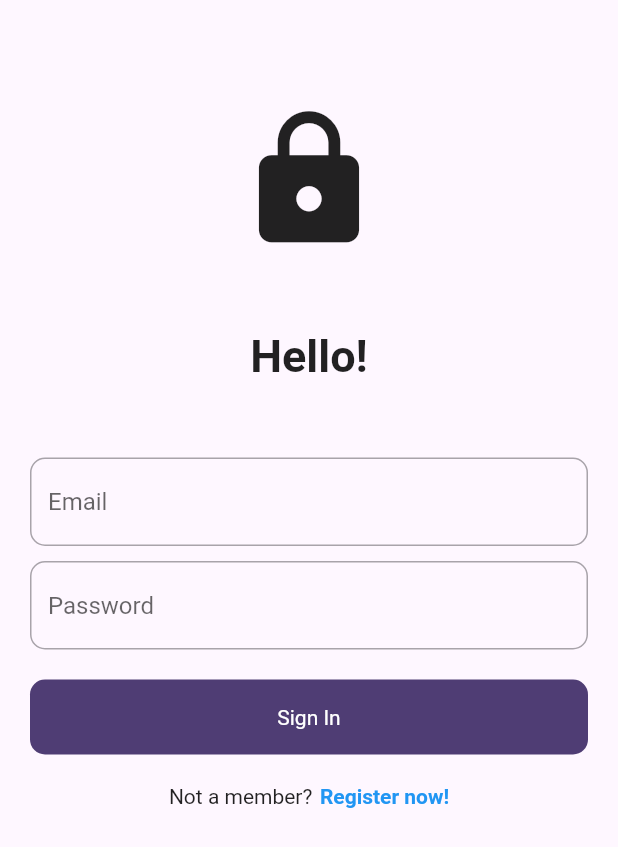
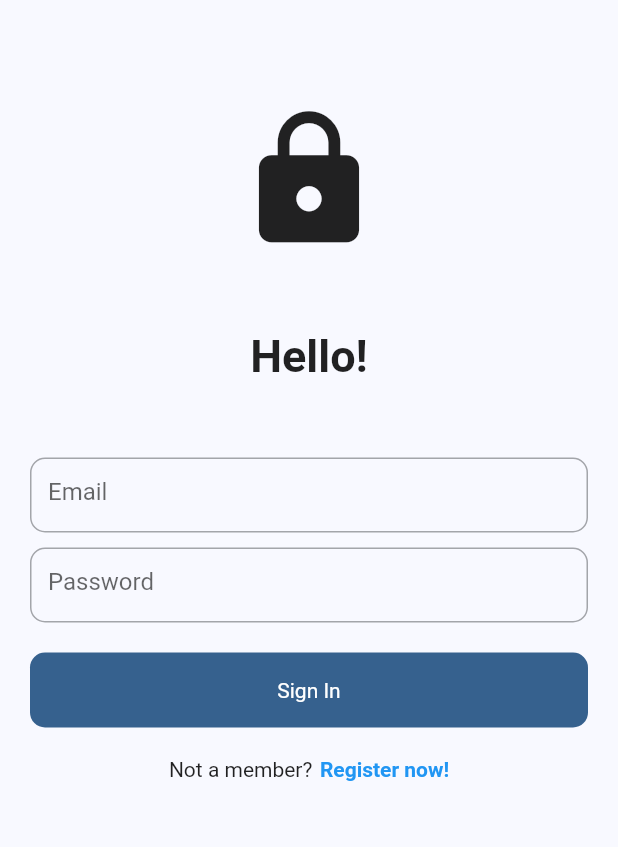
Before and after one commit to s-saens/flutter_sns_practice, a Flutter app: the screen it shows after launch, on a phone screen of 412 x 824 dp. Shown: the top 847 px of the screen. Run offline on Flutter 3.47's test engine with Material 2 defaults, Android fonts, the phone set to English and light mode, and no system bars; our stand-ins replace firebase_auth, firebase_core, flutter_riverpod, go_router; accounts and stored records are empty.

Commit message:
ui polishing

```diff
--- a/lib/components/button.dart
+++ b/lib/components/button.dart
@@ -14,7 +14,7 @@ class MyButton extends StatelessWidget {
 
   @override
   Widget build(BuildContext context) {
-    ColorScheme colorScheme = Theme.of(context).colorScheme;
+    ColorScheme colorScheme = Theme.of(context).buttonTheme.colorScheme!;
     return SizedBox(
       height: 50,
       child: GestureDetector(
@@ -22,7 +22,7 @@ class MyButton extends StatelessWidget {
         child: Container(
           decoration: BoxDecoration(
             borderRadius: BorderRadius.circular(10),
-            color: isInteractable ? colorScheme.onPrimaryContainer : colorScheme.primaryContainer,
+            color: isInteractable ? colorScheme.primary : colorScheme.primary.withOpacity(0.6),
           ),
           child: Center(child: Text(text, style: TextStyle(color: colorScheme.onPrimary))),
         ),
--- a/lib/components/text_field.dart
+++ b/lib/components/text_field.dart
@@ -59,14 +59,13 @@ class _ValidatableTextFieldState extends State<ValidatableTextField> {
     setNotValidTexts();
     listenDependents();
 
-    return Stack(
+    return Row(
+      mainAxisAlignment: MainAxisAlignment.spaceBetween,
       children: [
-        Padding(
-          padding: _validatable
-              ? const EdgeInsets.only(
-                  right: 35,
-                )
-              : const EdgeInsets.all(0),
+        Flexible(
+          flex: 6,
+          child: SizedBox(
+            height: 50,
             child: TextField(
               controller: widget.controller,
               obscureText: widget.obscureText,
@@ -80,10 +79,10 @@ class _ValidatableTextFieldState extends State<ValidatableTextField> {
               onChanged: (value) => setState(() {}),
             ),
           ),
+        ),
         _validatable
-            ? Positioned(
-                right: 0,
-                height: 60,
+            ? Flexible(
+                flex: 1,
                 child: _isValid
                     ? const Icon(
                         Icons.check_circle_rounded,
@@ -101,7 +100,10 @@ class _ValidatableTextFieldState extends State<ValidatableTextField> {
                         ),
                       ),
               )
-            : const SizedBox(),
+            : const Flexible(
+                flex: 0,
+                child: SizedBox(),
+              ),
       ],
     );
   }
--- a/lib/main.dart
+++ b/lib/main.dart
@@ -49,7 +49,7 @@
 
   MyApp({super.key});
 
-  final seedColorProvider = StateProvider((ref) => Colors.deepPurple);
+  final seedColorProvider = StateProvider((ref) => Colors.blue);
 
   // This widget is the root of your application.
   @override
```
Lines whose indentation alone changed are shown as unchanged.
